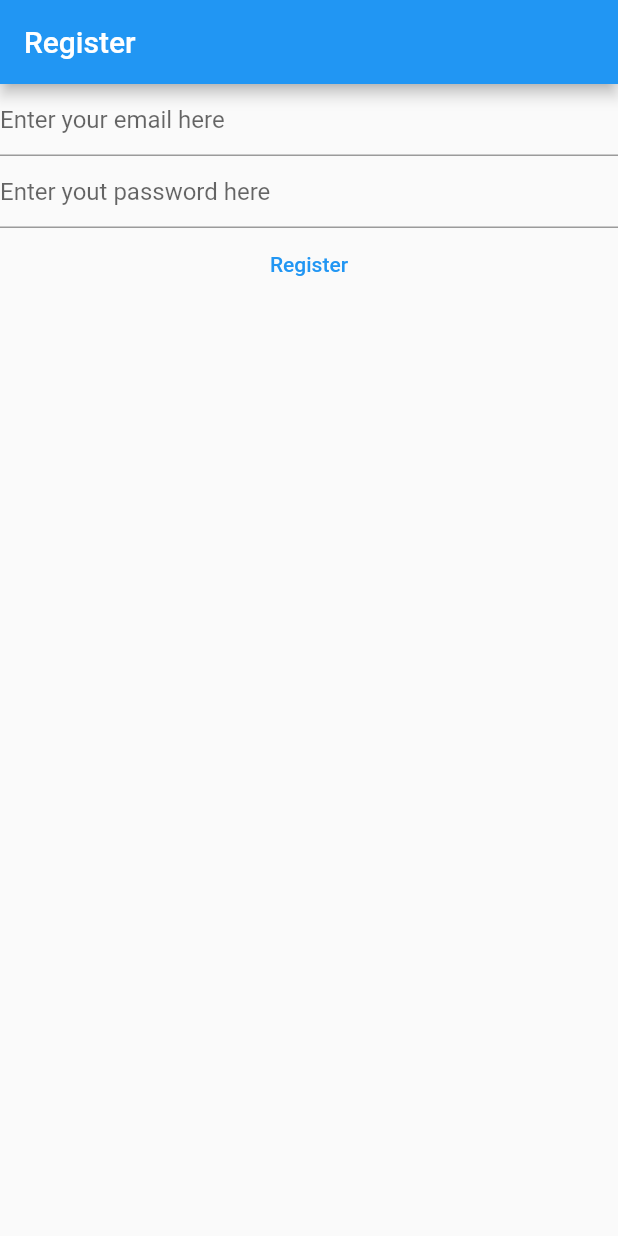
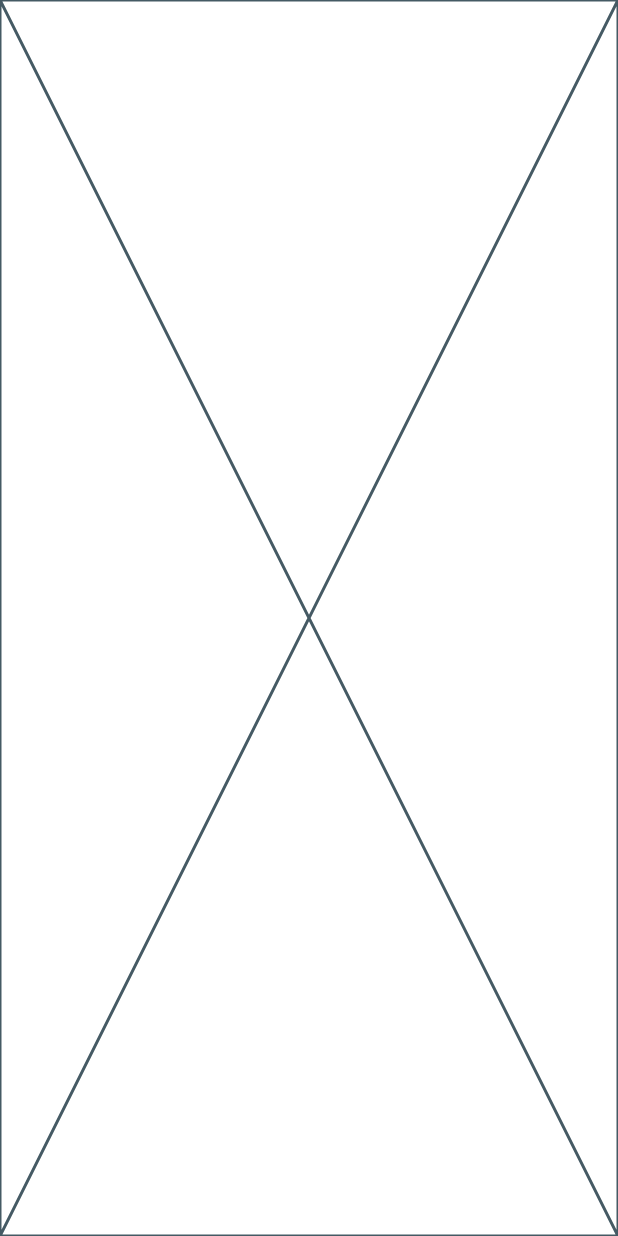
Before and after one commit to danielatego/flutter-app, a Flutter app: the screen it shows after launch, on a phone screen of 412 x 824 dp. Run offline on Flutter 3.47's test engine with Material 2 defaults, Android fonts, the phone set to English and light mode, and no system bars; our stand-ins replace firebase_auth, firebase_core; accounts and stored records are empty.

Commit message:
register view function

```diff
--- a/mynotes/lib/main.dart
+++ b/mynotes/lib/main.dart
@@ -9,9 +9,24 @@ void main() {
       theme: ThemeData(
         primarySwatch: Colors.blue,
       ),
-      home: const HomePage(),
+      home: const RegisterView(),
     ),);
 }
+
+class RegisterView extends StatefulWidget {
+  const RegisterView({super.key});
+
+  @override
+  State<RegisterView> createState() => _RegisterViewState();
+}
+
+class _RegisterViewState extends State<RegisterView> {
+  @override
+  Widget build(BuildContext context) {
+    return const Placeholder();
+  }
+}
+
 class HomePage extends StatefulWidget {
 
   const HomePage({super.key});
```
